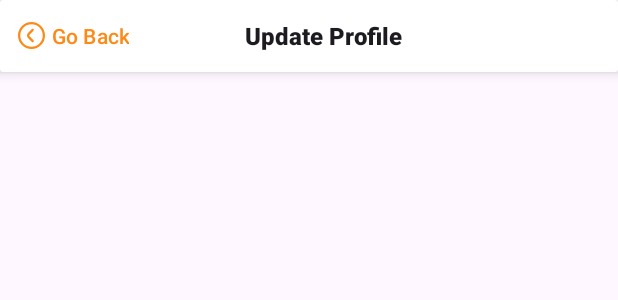
After one commit to EmreDenizz/Android-Pizza-App-Firebase, an Android app: the layout activity_update_customer_profile.xml on its own in the app's theme, with its tools: preview values and no code run, on a phone screen of 412 x 824 dp. The commit adds this screen. Shown: the top 300 px of the screen. Run offline under Robolectric (Android 15) with nearby library versions, the phone set to English and light mode, and no system bars.

Commit message:
Update Customer Profile

```diff
--- a/app/src/main/AndroidManifest.xml
+++ b/app/src/main/AndroidManifest.xml
@@ -12,6 +12,9 @@
         android:supportsRtl="true"
         android:theme="@style/Theme.Group9_MAPD711_Project"
         tools:targetApi="31">
+        <activity
+            android:name=".UpdateCustomerProfileActivity"
+            android:exported="false" />
         <activity
             android:name=".GetStartedActivity"
             android:exported="false" />
--- /dev/null
+++ b/app/src/main/res/layout/activity_update_customer_profile.xml
@@ -0,0 +1,59 @@
+<?xml version="1.0" encoding="utf-8"?>
+<androidx.constraintlayout.widget.ConstraintLayout xmlns:android="http://schemas.android.com/apk/res/android"
+    xmlns:app="http://schemas.android.com/apk/res-auto"
+    xmlns:tools="http://schemas.android.com/tools"
+    android:layout_width="match_parent"
+    android:layout_height="match_parent"
+    tools:context=".UpdateCustomerProfileActivity">
+
+    <LinearLayout
+        android:layout_width="match_parent"
+        android:layout_height="match_parent"
+        android:orientation="vertical"
+        app:layout_constraintBottom_toBottomOf="parent"
+        app:layout_constraintEnd_toEndOf="parent"
+        app:layout_constraintStart_toStartOf="parent"
+        app:layout_constraintTop_toTopOf="parent">
+
+        <androidx.cardview.widget.CardView
+            android:layout_width="match_parent"
+            android:layout_height="wrap_content"
+            app:cardElevation="5dp">
+
+            <LinearLayout
+                android:layout_width="match_parent"
+                android:layout_height="match_parent"
+                android:gravity="center_vertical"
+                android:orientation="horizontal">
+
+                <Button
+                    android:id="@+id/goBackButton"
+                    style="@style/Widget.Material3.Button.TextButton.Icon"
+                    android:layout_width="wrap_content"
+                    android:layout_height="wrap_content"
+                    android:text="Go Back"
+                    app:cornerRadius="2dp"
+                    app:icon="@drawable/back" />
+
+                <Space
+                    android:layout_width="wrap_content"
+                    android:layout_height="wrap_content"
+                    android:layout_weight="1" />
+
+                <TextView
+                    android:layout_width="wrap_content"
+                    android:layout_height="wrap_content"
+                    android:layout_marginStart="13sp"
+                    android:fontFamily="sans-serif-black"
+                    android:text="Update Profile"
+                    android:textAppearance="@style/TextAppearance.AppCompat.Large"
+                    android:textSize="16sp" />
+
+                <Space
+                    android:layout_width="wrap_content"
+                    android:layout_height="wrap_content"
+                    android:layout_weight="3" />
+            </LinearLayout>
+        </androidx.cardview.widget.CardView>
+    </LinearLayout>
+</androidx.constraintlayout.widget.ConstraintLayout>
```
Also changed, not shown: app/src/main/java/com/example/group9_mapd711_project/ConfirmOrderAddressActivity.kt (+15 -4 lines), app/src/main/java/com/example/group9_mapd711_project/CustomerViewSingleOrderActivity.kt (+42 -1 lines), app/src/main/java/com/example/group9_mapd711_project/MainActivity.kt (+9 -0 lines), app/src/main/java/com/example/group9_mapd711_project/UpdateCustomerProfileActivity.kt (added, +11 -0 lines), app/src/main/java/com/example/group9_mapd711_project/models/Order.kt (+20 -8 lines).
